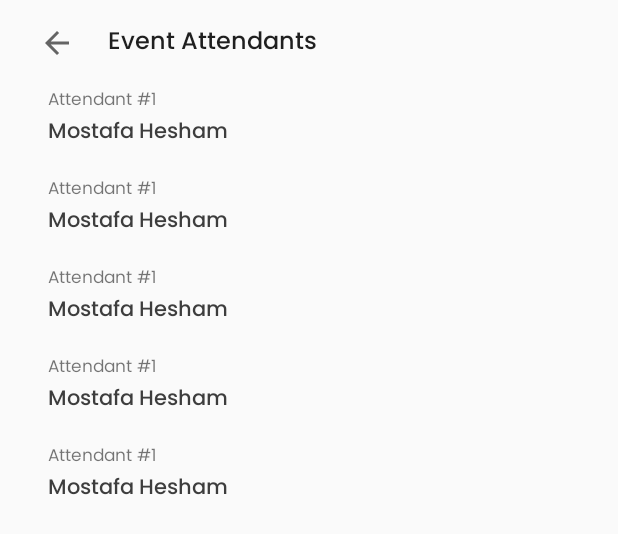
After one commit to Ticket-it/Ticket-it-Frontend, an Android app: the layout activity_event_attendants.xml on its own in the app's theme, with its tools: preview values and no code run, on a phone screen of 412 x 824 dp. The commit adds this screen. Shown: the top 534 px of the screen. Run offline under Robolectric (Android 15) with nearby library versions, the phone set to English and light mode, and no system bars.

Commit message:
Event Attendants UI implemented

```diff
--- a/app/src/main/AndroidManifest.xml
+++ b/app/src/main/AndroidManifest.xml
@@ -13,6 +13,9 @@
         android:supportsRtl="true"
         android:theme="@style/AppTheme"
         android:usesCleartextTraffic="true">
+        <activity
+            android:name=".activity.agent.EventAttendants"
+            android:exported="false" />
         <activity
             android:name=".activity.agent.TicketDetailsAgent"
             android:exported="false" />
--- /dev/null
+++ b/app/src/main/java/me/jdvp/androidaspectexample/activity/agent/EventAttendants.java
@@ -0,0 +1,16 @@
+package me.jdvp.androidaspectexample.activity.agent;
+
+import androidx.appcompat.app.AppCompatActivity;
+
+import android.os.Bundle;
+
+import me.jdvp.androidaspectexample.R;
+
+public class EventAttendants extends AppCompatActivity {
+
+    @Override
+    protected void onCreate(Bundle savedInstanceState) {
+        super.onCreate(savedInstanceState);
+        setContentView(R.layout.activity_event_attendants);
+    }
+}
--- /dev/null
+++ b/app/src/main/res/layout/activity_event_attendants.xml
@@ -0,0 +1,47 @@
+<?xml version="1.0" encoding="utf-8"?>
+<androidx.appcompat.widget.LinearLayoutCompat xmlns:android="http://schemas.android.com/apk/res/android"
+    xmlns:app="http://schemas.android.com/apk/res-auto"
+    xmlns:tools="http://schemas.android.com/tools"
+    android:layout_width="match_parent"
+    android:layout_height="match_parent"
+    tools:context=".activity.agent.EventAttendants"
+    android:orientation="vertical"
+    android:layout_marginStart="24dp"
+    android:layout_marginEnd="24dp">
+
+    <LinearLayout
+        android:id="@+id/title_section"
+        android:layout_width="match_parent"
+        android:layout_height="wrap_content"
+        android:layout_marginTop="15dp"
+        android:layout_marginBottom="15dp"
+        android:gravity="start|center_vertical"
+        android:orientation="horizontal">
+
+        <ImageView
+            android:id="@+id/back_arrow2"
+            android:layout_width="28dp"
+            android:layout_height="wrap_content"
+            android:layout_marginEnd="20dp"
+            app:srcCompat="?attr/actionModeCloseDrawable" />
+
+        <TextView
+            android:id="@+id/event_details_text"
+            android:layout_width="wrap_content"
+            android:layout_height="wrap_content"
+            android:fontFamily="@font/poppins_medium"
+            android:text="Event Attendants"
+            android:textColor="#1F1F1F"
+            android:textSize="16sp" />
+
+    </LinearLayout>
+
+    <androidx.recyclerview.widget.RecyclerView
+        android:layout_width="match_parent"
+        android:layout_height="wrap_content"
+        tools:itemCount="5"
+        tools:listitem="@layout/attendant_item">
+
+    </androidx.recyclerview.widget.RecyclerView>
+
+</androidx.appcompat.widget.LinearLayoutCompat>
--- a/app/src/main/res/layout/activity_event_details.xml
+++ b/app/src/main/res/layout/activity_event_details.xml
@@ -11,7 +11,7 @@
     <LinearLayout
         android:id="@+id/title_section"
         android:layout_width="match_parent"
-        android:layout_height="match_parent"
+        android:layout_height="wrap_content"
         android:layout_marginStart="20dp"
         android:layout_marginTop="15dp"
         android:layout_marginEnd="20dp"
--- /dev/null
+++ b/app/src/main/res/layout/attendant_item.xml
@@ -0,0 +1,27 @@
+<?xml version="1.0" encoding="utf-8"?>
+<androidx.appcompat.widget.LinearLayoutCompat xmlns:android="http://schemas.android.com/apk/res/android"
+    android:layout_width="match_parent"
+    android:layout_height="wrap_content"
+    android:orientation="vertical"
+    android:layout_marginBottom="16dp">
+
+    <TextView
+        android:layout_marginStart="8dp"
+        android:layout_width="wrap_content"
+        android:layout_height="wrap_content"
+        android:text="Attendant #1"
+        android:fontFamily="@font/poppins"
+        android:textSize="11sp"
+        />
+    <TextView
+        android:layout_marginStart="8dp"
+        android:layout_width="wrap_content"
+        android:layout_height="wrap_content"
+        android:text="Mostafa Hesham"
+        android:fontFamily="@font/poppins_medium"
+        android:textColor="#3D3D3D"
+        />
+
+
+
+</androidx.appcompat.widget.LinearLayoutCompat>
```
